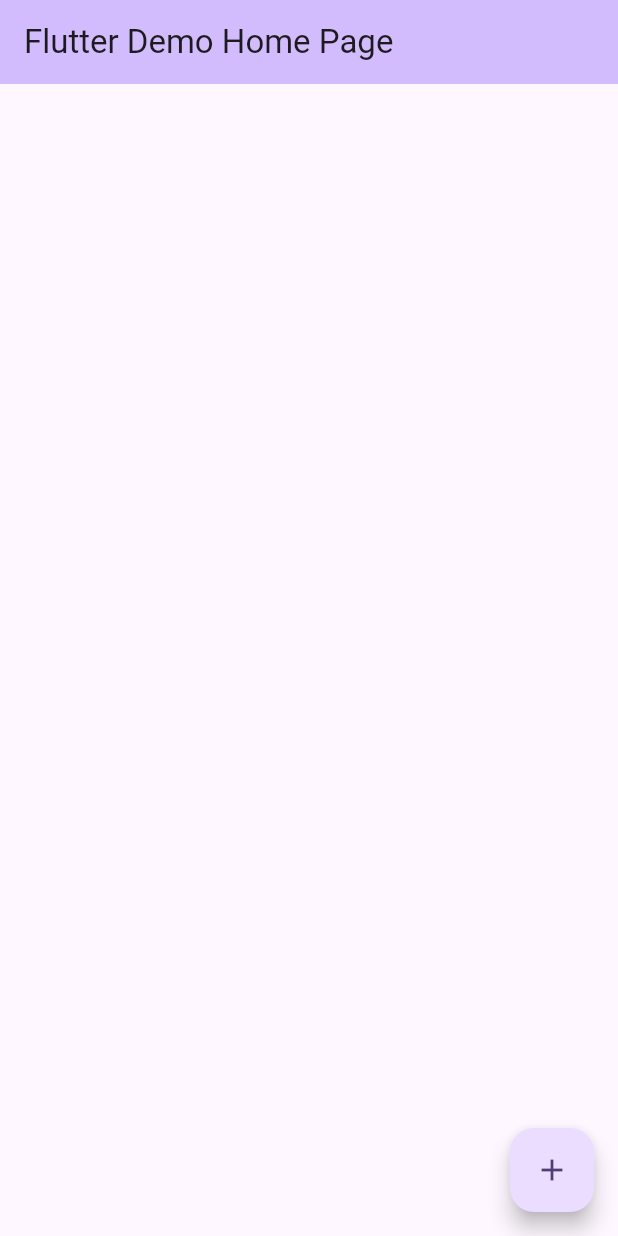
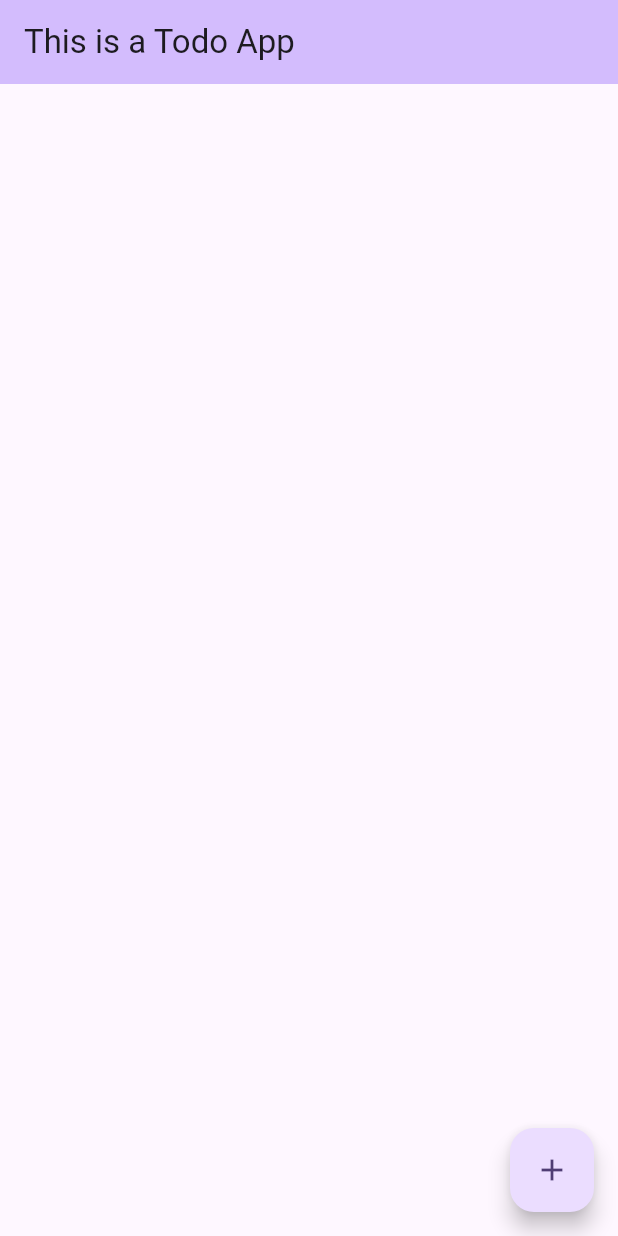
Before and after one commit to amansh-tty/todoApp, a Flutter app: the screen it shows after launch, on a phone screen of 412 x 824 dp. Run offline on Flutter 3.47's test engine with Material 2 defaults, Android fonts, the phone set to English and light mode, and no system bars.

Commit message:
changed app title

```diff
--- a/lib/main.dart
+++ b/lib/main.dart
@@ -16,7 +16,7 @@ class MyApp extends StatelessWidget {
         colorScheme: ColorScheme.fromSeed(seedColor: Colors.deepPurple),
         useMaterial3: true,
       ),
-      home: const TodoList(title: 'Flutter Demo Home Page'),
+      home: const TodoList(title: 'This is a Todo App '),
     );
   }
 }
```
